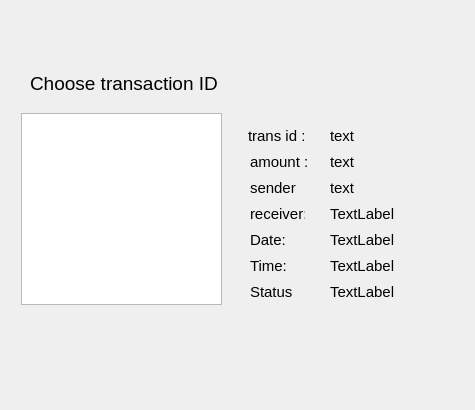
This is m7fazty/view_trans_dialog.ui in Roro-2004/m7fazty as Qt 5 draws it before an edit. The edited form follows.
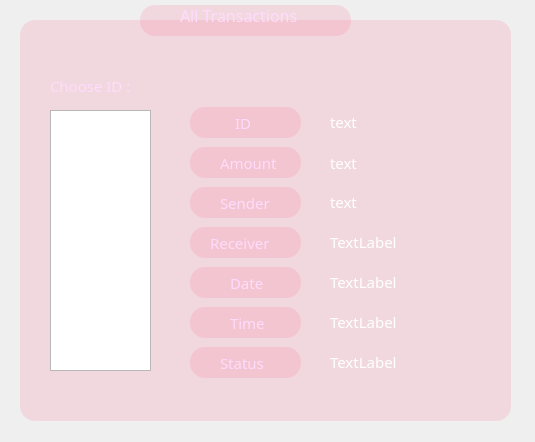
This is the edited form. Icons and pictures are not drawn.

```diff
--- a/m7fazty/view_trans_dialog.ui
+++ b/m7fazty/view_trans_dialog.ui
@@ -6,60 +6,73 @@
    <rect>
     <x>0</x>
     <y>0</y>
-    <width>475</width>
-    <height>410</height>
+    <width>535</width>
+    <height>442</height>
    </rect>
   </property>
+  <property name="palette">
+   <palette>
+    <active>
+     <colorrole role="WindowText">
+      <brush brushstyle="SolidPattern">
+       <color alpha="255">
+        <red>255</red>
+        <green>255</green>
+        <blue>255</blue>
+       </color>
+      </brush>
+     </colorrole>
+     <colorrole role="Text">
+      <brush brushstyle="SolidPattern">
+       <color alpha="255">
+        <red>255</red>
+        <green>255</green>
+        <blue>255</blue>
+       </color>
+      </brush>
+     </colorrole>
+    </active>
+    <inactive>
+     <colorrole role="WindowText">
+      <brush brushstyle="SolidPattern">
+       <color alpha="255">
+        <red>255</red>
+        <green>255</green>
+        <blue>255</blue>
+       </color>
+      </brush>
+     </colorrole>
+     <colorrole role="Text">
+      <brush brushstyle="SolidPattern">
+       <color alpha="255">
+        <red>255</red>
+        <green>255</green>
+        <blue>255</blue>
+       </color>
+      </brush>
+     </colorrole>
+    </inactive>
+    <disabled/>
+   </palette>
+  </property>
   <property name="windowTitle">
    <string>Dialog</string>
   </property>
-  <widget class="QLabel" name="statusText">
-   <property name="geometry">
-    <rect>
-     <x>250</x>
-     <y>282</y>
-     <width>43</width>
-     <height>20</height>
-    </rect>
-   </property>
-   <property name="font">
-    <font>
-     <pointsize>11</pointsize>
-    </font>
-   </property>
-   <property name="text">
-    <string>Status:</string>
-   </property>
-  </widget>
-  <widget class="QLabel" name="label_3">
-   <property name="geometry">
-    <rect>
-     <x>30</x>
-     <y>70</y>
-     <width>189</width>
-     <height>26</height>
-    </rect>
-   </property>
-   <property name="font">
-    <font>
-     <pointsize>14</pointsize>
-    </font>
-   </property>
-   <property name="text">
-    <string>Choose transaction ID:</string>
-   </property>
-  </widget>
+  <property name="styleSheet">
+   <string notr="true"/>
+  </property>
   <widget class="QLabel" name="label_date">
    <property name="geometry">
     <rect>
      <x>330</x>
-     <y>230</y>
+     <y>272</y>
      <width>101</width>
      <height>20</height>
     </rect>
    </property>
    <property name="font">
     <font>
+     <family>Arial Rounded MT Bold</family>
      <pointsize>11</pointsize>
     </font>
    </property>
@@ -70,10 +83,10 @@
   <widget class="QListWidget" name="listWidget">
    <property name="geometry">
     <rect>
-     <x>21</x>
-     <y>113</y>
-     <width>201</width>
-     <height>192</height>
+     <x>50</x>
+     <y>110</y>
+     <width>101</width>
+     <height>261</height>
     </rect>
    </property>
    <property name="font">
@@ -82,89 +95,18 @@
     </font>
    </property>
   </widget>
-  <widget class="QLabel" name="receiverText">
-   <property name="geometry">
-    <rect>
-     <x>250</x>
-     <y>204</y>
-     <width>55</width>
-     <height>20</height>
-    </rect>
-   </property>
-   <property name="font">
-    <font>
-     <pointsize>11</pointsize>
-    </font>
-   </property>
-   <property name="text">
-    <string>receiver:</string>
-   </property>
-  </widget>
-  <widget class="QLabel" name="timeText">
-   <property name="geometry">
-    <rect>
-     <x>250</x>
-     <y>256</y>
-     <width>36</width>
-     <height>20</height>
-    </rect>
-   </property>
-   <property name="font">
-    <font>
-     <pointsize>11</pointsize>
-    </font>
-   </property>
-   <property name="text">
-    <string>Time:</string>
-   </property>
-  </widget>
-  <widget class="QLabel" name="idText">
-   <property name="geometry">
-    <rect>
-     <x>248</x>
-     <y>126</y>
-     <width>56</width>
-     <height>20</height>
-    </rect>
-   </property>
-   <property name="font">
-    <font>
-     <pointsize>11</pointsize>
-    </font>
-   </property>
-   <property name="text">
-    <string>trans id :</string>
-   </property>
-  </widget>
-  <widget class="QLabel" name="senderText">
-   <property name="geometry">
-    <rect>
-     <x>250</x>
-     <y>178</y>
-     <width>47</width>
-     <height>20</height>
-    </rect>
-   </property>
-   <property name="font">
-    <font>
-     <pointsize>11</pointsize>
-    </font>
-   </property>
-   <property name="text">
-    <string>sender:</string>
-   </property>
-  </widget>
   <widget class="QLabel" name="label_receiver">
    <property name="geometry">
     <rect>
      <x>330</x>
-     <y>204</y>
+     <y>232</y>
      <width>121</width>
      <height>20</height>
     </rect>
    </property>
    <property name="font">
     <font>
+     <family>Arial Rounded MT Bold</family>
      <pointsize>11</pointsize>
     </font>
    </property>
@@ -172,35 +114,18 @@
     <string>TextLabel</string>
    </property>
   </widget>
-  <widget class="QLabel" name="amountText">
-   <property name="geometry">
-    <rect>
-     <x>250</x>
-     <y>152</y>
-     <width>58</width>
-     <height>20</height>
-    </rect>
-   </property>
-   <property name="font">
-    <font>
-     <pointsize>11</pointsize>
-    </font>
-   </property>
-   <property name="text">
-    <string>amount :</string>
-   </property>
-  </widget>
   <widget class="QLabel" name="label_sender">
    <property name="geometry">
     <rect>
      <x>330</x>
-     <y>178</y>
+     <y>192</y>
      <width>101</width>
      <height>20</height>
     </rect>
    </property>
    <property name="font">
     <font>
+     <family>Arial Rounded MT Bold</family>
      <pointsize>11</pointsize>
     </font>
    </property>
@@ -212,13 +137,14 @@
    <property name="geometry">
     <rect>
      <x>330</x>
-     <y>256</y>
+     <y>312</y>
      <width>91</width>
      <height>20</height>
     </rect>
    </property>
    <property name="font">
     <font>
+     <family>Arial Rounded MT Bold</family>
      <pointsize>11</pointsize>
     </font>
    </property>
@@ -230,13 +156,14 @@
    <property name="geometry">
     <rect>
      <x>330</x>
-     <y>152</y>
+     <y>153</y>
      <width>121</width>
      <height>20</height>
     </rect>
    </property>
    <property name="font">
     <font>
+     <family>Arial Rounded MT Bold</family>
      <pointsize>11</pointsize>
     </font>
    </property>
@@ -248,13 +175,14 @@
    <property name="geometry">
     <rect>
      <x>330</x>
-     <y>282</y>
+     <y>352</y>
      <width>111</width>
      <height>20</height>
     </rect>
    </property>
    <property name="font">
     <font>
+     <family>Arial Rounded MT Bold</family>
      <pointsize>11</pointsize>
     </font>
    </property>
@@ -266,38 +194,832 @@
    <property name="geometry">
     <rect>
      <x>330</x>
-     <y>126</y>
+     <y>112</y>
      <width>131</width>
      <height>20</height>
     </rect>
    </property>
    <property name="font">
     <font>
+     <family>Arial Rounded MT Bold</family>
      <pointsize>11</pointsize>
     </font>
    </property>
+   <property name="autoFillBackground">
+    <bool>false</bool>
+   </property>
+   <property name="frameShape">
+    <enum>QFrame::NoFrame</enum>
+   </property>
+   <property name="frameShadow">
+    <enum>QFrame::Plain</enum>
+   </property>
    <property name="text">
     <string>text</string>
    </property>
   </widget>
-  <widget class="QLabel" name="dateText">
+  <widget class="QLabel" name="label_4">
    <property name="geometry">
     <rect>
-     <x>250</x>
-     <y>230</y>
-     <width>35</width>
-     <height>20</height>
+     <x>180</x>
+     <y>0</y>
+     <width>161</width>
+     <height>31</height>
     </rect>
    </property>
+   <property name="palette">
+    <palette>
+     <active>
+      <colorrole role="WindowText">
+       <brush brushstyle="SolidPattern">
+        <color alpha="255">
+         <red>255</red>
+         <green>219</green>
+         <blue>252</blue>
+        </color>
+       </brush>
+      </colorrole>
+      <colorrole role="ButtonText">
+       <brush brushstyle="SolidPattern">
+        <color alpha="255">
+         <red>255</red>
+         <green>255</green>
+         <blue>255</blue>
+        </color>
+       </brush>
+      </colorrole>
+     </active>
+     <inactive>
+      <colorrole role="WindowText">
+       <brush brushstyle="SolidPattern">
+        <color alpha="255">
+         <red>255</red>
+         <green>219</green>
+         <blue>252</blue>
+        </color>
+       </brush>
+      </colorrole>
+      <colorrole role="ButtonText">
+       <brush brushstyle="SolidPattern">
+        <color alpha="255">
+         <red>255</red>
+         <green>255</green>
+         <blue>255</blue>
+        </color>
+       </brush>
+      </colorrole>
+     </inactive>
+     <disabled/>
+    </palette>
+   </property>
    <property name="font">
     <font>
+     <family>Arial Rounded MT Bold</family>
+     <pointsize>12</pointsize>
+    </font>
+   </property>
+   <property name="text">
+    <string>All Transactions</string>
+   </property>
+  </widget>
+  <widget class="QLabel" name="idText">
+   <property name="geometry">
+    <rect>
+     <x>235</x>
+     <y>107</y>
+     <width>21</width>
+     <height>31</height>
+    </rect>
+   </property>
+   <property name="palette">
+    <palette>
+     <active>
+      <colorrole role="WindowText">
+       <brush brushstyle="SolidPattern">
+        <color alpha="255">
+         <red>255</red>
+         <green>219</green>
+         <blue>252</blue>
+        </color>
+       </brush>
+      </colorrole>
+      <colorrole role="ButtonText">
+       <brush brushstyle="SolidPattern">
+        <color alpha="255">
+         <red>255</red>
+         <green>255</green>
+         <blue>255</blue>
+        </color>
+       </brush>
+      </colorrole>
+     </active>
+     <inactive>
+      <colorrole role="WindowText">
+       <brush brushstyle="SolidPattern">
+        <color alpha="255">
+         <red>255</red>
+         <green>219</green>
+         <blue>252</blue>
+        </color>
+       </brush>
+      </colorrole>
+      <colorrole role="ButtonText">
+       <brush brushstyle="SolidPattern">
+        <color alpha="255">
+         <red>255</red>
+         <green>255</green>
+         <blue>255</blue>
+        </color>
+       </brush>
+      </colorrole>
+     </inactive>
+     <disabled/>
+    </palette>
+   </property>
+   <property name="font">
+    <font>
+     <family>Arial Rounded MT Bold</family>
      <pointsize>11</pointsize>
     </font>
    </property>
+   <property name="styleSheet">
+    <string notr="true"/>
+   </property>
    <property name="text">
-    <string>Date:</string>
+    <string>ID</string>
    </property>
   </widget>
+  <widget class="QLabel" name="amountText">
+   <property name="geometry">
+    <rect>
+     <x>220</x>
+     <y>147</y>
+     <width>71</width>
+     <height>31</height>
+    </rect>
+   </property>
+   <property name="palette">
+    <palette>
+     <active>
+      <colorrole role="WindowText">
+       <brush brushstyle="SolidPattern">
+        <color alpha="255">
+         <red>255</red>
+         <green>219</green>
+         <blue>252</blue>
+        </color>
+       </brush>
+      </colorrole>
+      <colorrole role="ButtonText">
+       <brush brushstyle="SolidPattern">
+        <color alpha="255">
+         <red>255</red>
+         <green>255</green>
+         <blue>255</blue>
+        </color>
+       </brush>
+      </colorrole>
+     </active>
+     <inactive>
+      <colorrole role="WindowText">
+       <brush brushstyle="SolidPattern">
+        <color alpha="255">
+         <red>255</red>
+         <green>219</green>
+         <blue>252</blue>
+        </color>
+       </brush>
+      </colorrole>
+      <colorrole role="ButtonText">
+       <brush brushstyle="SolidPattern">
+        <color alpha="255">
+         <red>255</red>
+         <green>255</green>
+         <blue>255</blue>
+        </color>
+       </brush>
+      </colorrole>
+     </inactive>
+     <disabled/>
+    </palette>
+   </property>
+   <property name="font">
+    <font>
+     <family>Arial Rounded MT Bold</family>
+     <pointsize>11</pointsize>
+    </font>
+   </property>
+   <property name="text">
+    <string>Amount</string>
+   </property>
+  </widget>
+  <widget class="QLabel" name="senderText_2">
+   <property name="geometry">
+    <rect>
+     <x>220</x>
+     <y>187</y>
+     <width>71</width>
+     <height>31</height>
+    </rect>
+   </property>
+   <property name="palette">
+    <palette>
+     <active>
+      <colorrole role="WindowText">
+       <brush brushstyle="SolidPattern">
+        <color alpha="255">
+         <red>255</red>
+         <green>219</green>
+         <blue>252</blue>
+        </color>
+       </brush>
+      </colorrole>
+      <colorrole role="ButtonText">
+       <brush brushstyle="SolidPattern">
+        <color alpha="255">
+         <red>255</red>
+         <green>255</green>
+         <blue>255</blue>
+        </color>
+       </brush>
+      </colorrole>
+     </active>
+     <inactive>
+      <colorrole role="WindowText">
+       <brush brushstyle="SolidPattern">
+        <color alpha="255">
+         <red>255</red>
+         <green>219</green>
+         <blue>252</blue>
+        </color>
+       </brush>
+      </colorrole>
+      <colorrole role="ButtonText">
+       <brush brushstyle="SolidPattern">
+        <color alpha="255">
+         <red>255</red>
+         <green>255</green>
+         <blue>255</blue>
+        </color>
+       </brush>
+      </colorrole>
+     </inactive>
+     <disabled/>
+    </palette>
+   </property>
+   <property name="font">
+    <font>
+     <family>Arial Rounded MT Bold</family>
+     <pointsize>11</pointsize>
+    </font>
+   </property>
+   <property name="text">
+    <string>Sender</string>
+   </property>
+  </widget>
+  <widget class="QLabel" name="receiverText_2">
+   <property name="geometry">
+    <rect>
+     <x>210</x>
+     <y>227</y>
+     <width>81</width>
+     <height>31</height>
+    </rect>
+   </property>
+   <property name="palette">
+    <palette>
+     <active>
+      <colorrole role="WindowText">
+       <brush brushstyle="SolidPattern">
+        <color alpha="255">
+         <red>255</red>
+         <green>219</green>
+         <blue>252</blue>
+        </color>
+       </brush>
+      </colorrole>
+      <colorrole role="ButtonText">
+       <brush brushstyle="SolidPattern">
+        <color alpha="255">
+         <red>255</red>
+         <green>255</green>
+         <blue>255</blue>
+        </color>
+       </brush>
+      </colorrole>
+     </active>
+     <inactive>
+      <colorrole role="WindowText">
+       <brush brushstyle="SolidPattern">
+        <color alpha="255">
+         <red>255</red>
+         <green>219</green>
+         <blue>252</blue>
+        </color>
+       </brush>
+      </colorrole>
+      <colorrole role="ButtonText">
+       <brush brushstyle="SolidPattern">
+        <color alpha="255">
+         <red>255</red>
+         <green>255</green>
+         <blue>255</blue>
+        </color>
+       </brush>
+      </colorrole>
+     </inactive>
+     <disabled/>
+    </palette>
+   </property>
+   <property name="font">
+    <font>
+     <family>Arial Rounded MT Bold</family>
+     <pointsize>11</pointsize>
+    </font>
+   </property>
+   <property name="text">
+    <string>Receiver</string>
+   </property>
+  </widget>
+  <widget class="QLabel" name="timeText_2">
+   <property name="geometry">
+    <rect>
+     <x>230</x>
+     <y>307</y>
+     <width>41</width>
+     <height>31</height>
+    </rect>
+   </property>
+   <property name="palette">
+    <palette>
+     <active>
+      <colorrole role="WindowText">
+       <brush brushstyle="SolidPattern">
+        <color alpha="255">
+         <red>255</red>
+         <green>219</green>
+         <blue>252</blue>
+        </color>
+       </brush>
+      </colorrole>
+      <colorrole role="ButtonText">
+       <brush brushstyle="SolidPattern">
+        <color alpha="255">
+         <red>255</red>
+         <green>255</green>
+         <blue>255</blue>
+        </color>
+       </brush>
+      </colorrole>
+     </active>
+     <inactive>
+      <colorrole role="WindowText">
+       <brush brushstyle="SolidPattern">
+        <color alpha="255">
+         <red>255</red>
+         <green>219</green>
+         <blue>252</blue>
+        </color>
+       </brush>
+      </colorrole>
+      <colorrole role="ButtonText">
+       <brush brushstyle="SolidPattern">
+        <color alpha="255">
+         <red>255</red>
+         <green>255</green>
+         <blue>255</blue>
+        </color>
+       </brush>
+      </colorrole>
+     </inactive>
+     <disabled/>
+    </palette>
+   </property>
+   <property name="font">
+    <font>
+     <family>Arial Rounded MT Bold</family>
+     <pointsize>11</pointsize>
+    </font>
+   </property>
+   <property name="text">
+    <string>Time</string>
+   </property>
+  </widget>
+  <widget class="QLabel" name="dateText_2">
+   <property name="geometry">
+    <rect>
+     <x>230</x>
+     <y>267</y>
+     <width>41</width>
+     <height>31</height>
+    </rect>
+   </property>
+   <property name="palette">
+    <palette>
+     <active>
+      <colorrole role="WindowText">
+       <brush brushstyle="SolidPattern">
+        <color alpha="255">
+         <red>255</red>
+         <green>219</green>
+         <blue>252</blue>
+        </color>
+       </brush>
+      </colorrole>
+      <colorrole role="ButtonText">
+       <brush brushstyle="SolidPattern">
+        <color alpha="255">
+         <red>255</red>
+         <green>255</green>
+         <blue>255</blue>
+        </color>
+       </brush>
+      </colorrole>
+     </active>
+     <inactive>
+      <colorrole role="WindowText">
+       <brush brushstyle="SolidPattern">
+        <color alpha="255">
+         <red>255</red>
+         <green>219</green>
+         <blue>252</blue>
+        </color>
+       </brush>
+      </colorrole>
+      <colorrole role="ButtonText">
+       <brush brushstyle="SolidPattern">
+        <color alpha="255">
+         <red>255</red>
+         <green>255</green>
+         <blue>255</blue>
+        </color>
+       </brush>
+      </colorrole>
+     </inactive>
+     <disabled/>
+    </palette>
+   </property>
+   <property name="font">
+    <font>
+     <family>Arial Rounded MT Bold</family>
+     <pointsize>11</pointsize>
+    </font>
+   </property>
+   <property name="text">
+    <string>Date</string>
+   </property>
+  </widget>
+  <widget class="QLabel" name="statusText_2">
+   <property name="geometry">
+    <rect>
+     <x>220</x>
+     <y>347</y>
+     <width>61</width>
+     <height>31</height>
+    </rect>
+   </property>
+   <property name="palette">
+    <palette>
+     <active>
+      <colorrole role="WindowText">
+       <brush brushstyle="SolidPattern">
+        <color alpha="255">
+         <red>255</red>
+         <green>219</green>
+         <blue>252</blue>
+        </color>
+       </brush>
+      </colorrole>
+      <colorrole role="ButtonText">
+       <brush brushstyle="SolidPattern">
+        <color alpha="255">
+         <red>255</red>
+         <green>255</green>
+         <blue>255</blue>
+        </color>
+       </brush>
+      </colorrole>
+     </active>
+     <inactive>
+      <colorrole role="WindowText">
+       <brush brushstyle="SolidPattern">
+        <color alpha="255">
+         <red>255</red>
+         <green>219</green>
+         <blue>252</blue>
+        </color>
+       </brush>
+      </colorrole>
+      <colorrole role="ButtonText">
+       <brush brushstyle="SolidPattern">
+        <color alpha="255">
+         <red>255</red>
+         <green>255</green>
+         <blue>255</blue>
+        </color>
+       </brush>
+      </colorrole>
+     </inactive>
+     <disabled/>
+    </palette>
+   </property>
+   <property name="font">
+    <font>
+     <family>Arial Rounded MT Bold</family>
+     <pointsize>11</pointsize>
+    </font>
+   </property>
+   <property name="text">
+    <string>Status</string>
+   </property>
+  </widget>
+  <widget class="QLabel" name="label_2">
+   <property name="geometry">
+    <rect>
+     <x>0</x>
+     <y>0</y>
+     <width>535</width>
+     <height>442</height>
+    </rect>
+   </property>
+   <property name="styleSheet">
+    <string notr="true">background-image: url(:/material/photos/dialog_bg.png);</string>
+   </property>
+   <property name="text">
+    <string/>
+   </property>
+  </widget>
+  <widget class="QPushButton" name="pushButton">
+   <property name="geometry">
+    <rect>
+     <x>20</x>
+     <y>20</y>
+     <width>491</width>
+     <height>401</height>
+    </rect>
+   </property>
+   <property name="styleSheet">
+    <string notr="true">QPushButton {
+ background-color: rgba(255, 90, 130, 0.15);
+    border-radius: 15px;
+}
+</string>
+   </property>
+   <property name="text">
+    <string/>
+   </property>
+  </widget>
+  <widget class="QPushButton" name="pushButton_2">
+   <property name="geometry">
+    <rect>
+     <x>140</x>
+     <y>5</y>
+     <width>211</width>
+     <height>31</height>
+    </rect>
+   </property>
+   <property name="styleSheet">
+    <string notr="true">QPushButton {
+ background-color: rgba(255, 90, 130, 0.15);
+    border-radius: 15px;
+}
+</string>
+   </property>
+   <property name="text">
+    <string/>
+   </property>
+  </widget>
+  <widget class="QLabel" name="idText_2">
+   <property name="geometry">
+    <rect>
+     <x>50</x>
+     <y>70</y>
+     <width>101</width>
+     <height>31</height>
+    </rect>
+   </property>
+   <property name="palette">
+    <palette>
+     <active>
+      <colorrole role="WindowText">
+       <brush brushstyle="SolidPattern">
+        <color alpha="255">
+         <red>255</red>
+         <green>219</green>
+         <blue>252</blue>
+        </color>
+       </brush>
+      </colorrole>
+      <colorrole role="ButtonText">
+       <brush brushstyle="SolidPattern">
+        <color alpha="255">
+         <red>255</red>
+         <green>255</green>
+         <blue>255</blue>
+        </color>
+       </brush>
+      </colorrole>
+     </active>
+     <inactive>
+      <colorrole role="WindowText">
+       <brush brushstyle="SolidPattern">
+        <color alpha="255">
+         <red>255</red>
+         <green>219</green>
+         <blue>252</blue>
+        </color>
+       </brush>
+      </colorrole>
+      <colorrole role="ButtonText">
+       <brush brushstyle="SolidPattern">
+        <color alpha="255">
+         <red>255</red>
+         <green>255</green>
+         <blue>255</blue>
+        </color>
+       </brush>
+      </colorrole>
+     </inactive>
+     <disabled/>
+    </palette>
+   </property>
+   <property name="font">
+    <font>
+     <family>Arial Rounded MT Bold</family>
+     <pointsize>11</pointsize>
+    </font>
+   </property>
+   <property name="text">
+    <string>Choose ID :</string>
+   </property>
+  </widget>
+  <widget class="QPushButton" name="pushButton_3">
+   <property name="geometry">
+    <rect>
+     <x>190</x>
+     <y>107</y>
+     <width>111</width>
+     <height>31</height>
+    </rect>
+   </property>
+   <property name="styleSheet">
+    <string notr="true">QPushButton {
+ background-color: rgba(255, 90, 130, 0.15);
+    border-radius: 15px;
+}
+</string>
+   </property>
+   <property name="text">
+    <string/>
+   </property>
+  </widget>
+  <widget class="QPushButton" name="pushButton_4">
+   <property name="geometry">
+    <rect>
+     <x>190</x>
+     <y>147</y>
+     <width>111</width>
+     <height>31</height>
+    </rect>
+   </property>
+   <property name="styleSheet">
+    <string notr="true">QPushButton {
+ background-color: rgba(255, 90, 130, 0.15);
+    border-radius: 15px;
+}
+</string>
+   </property>
+   <property name="text">
+    <string/>
+   </property>
+  </widget>
+  <widget class="QPushButton" name="pushButton_5">
+   <property name="geometry">
+    <rect>
+     <x>190</x>
+     <y>187</y>
+     <width>111</width>
+     <height>31</height>
+    </rect>
+   </property>
+   <property name="styleSheet">
+    <string notr="true">QPushButton {
+ background-color: rgba(255, 90, 130, 0.15);
+    border-radius: 15px;
+}
+</string>
+   </property>
+   <property name="text">
+    <string/>
+   </property>
+  </widget>
+  <widget class="QPushButton" name="pushButton_6">
+   <property name="geometry">
+    <rect>
+     <x>190</x>
+     <y>227</y>
+     <width>111</width>
+     <height>31</height>
+    </rect>
+   </property>
+   <property name="styleSheet">
+    <string notr="true">QPushButton {
+ background-color: rgba(255, 90, 130, 0.15);
+    border-radius: 15px;
+}
+</string>
+   </property>
+   <property name="text">
+    <string/>
+   </property>
+  </widget>
+  <widget class="QPushButton" name="pushButton_7">
+   <property name="geometry">
+    <rect>
+     <x>190</x>
+     <y>267</y>
+     <width>111</width>
+     <height>31</height>
+    </rect>
+   </property>
+   <property name="styleSheet">
+    <string notr="true">QPushButton {
+ background-color: rgba(255, 90, 130, 0.15);
+    border-radius: 15px;
+}
+</string>
+   </property>
+   <property name="text">
+    <string/>
+   </property>
+  </widget>
+  <widget class="QPushButton" name="pushButton_8">
+   <property name="geometry">
+    <rect>
+     <x>190</x>
+     <y>307</y>
+     <width>111</width>
+     <height>31</height>
+    </rect>
+   </property>
+   <property name="styleSheet">
+    <string notr="true">QPushButton {
+ background-color: rgba(255, 90, 130, 0.15);
+    border-radius: 15px;
+}
+</string>
+   </property>
+   <property name="text">
+    <string/>
+   </property>
+  </widget>
+  <widget class="QPushButton" name="pushButton_9">
+   <property name="geometry">
+    <rect>
+     <x>190</x>
+     <y>347</y>
+     <width>111</width>
+     <height>31</height>
+    </rect>
+   </property>
+   <property name="styleSheet">
+    <string notr="true">QPushButton {
+ background-color: rgba(255, 90, 130, 0.15);
+    border-radius: 15px;
+}
+</string>
+   </property>
+   <property name="text">
+    <string/>
+   </property>
+  </widget>
+  <zorder>label_2</zorder>
+  <zorder>pushButton_2</zorder>
+  <zorder>pushButton</zorder>
+  <zorder>pushButton_6</zorder>
+  <zorder>pushButton_8</zorder>
+  <zorder>pushButton_7</zorder>
+  <zorder>pushButton_3</zorder>
+  <zorder>pushButton_5</zorder>
+  <zorder>pushButton_4</zorder>
+  <zorder>pushButton_9</zorder>
+  <zorder>label_date</zorder>
+  <zorder>listWidget</zorder>
+  <zorder>label_receiver</zorder>
+  <zorder>label_sender</zorder>
+  <zorder>label_time</zorder>
+  <zorder>label_amount</zorder>
+  <zorder>label_status</zorder>
+  <zorder>label_id</zorder>
+  <zorder>label_4</zorder>
+  <zorder>idText</zorder>
+  <zorder>amountText</zorder>
+  <zorder>senderText_2</zorder>
+  <zorder>receiverText_2</zorder>
+  <zorder>timeText_2</zorder>
+  <zorder>dateText_2</zorder>
+  <zorder>statusText_2</zorder>
+  <zorder>idText_2</zorder>
  </widget>
  <resources/>
  <connections/>
```
